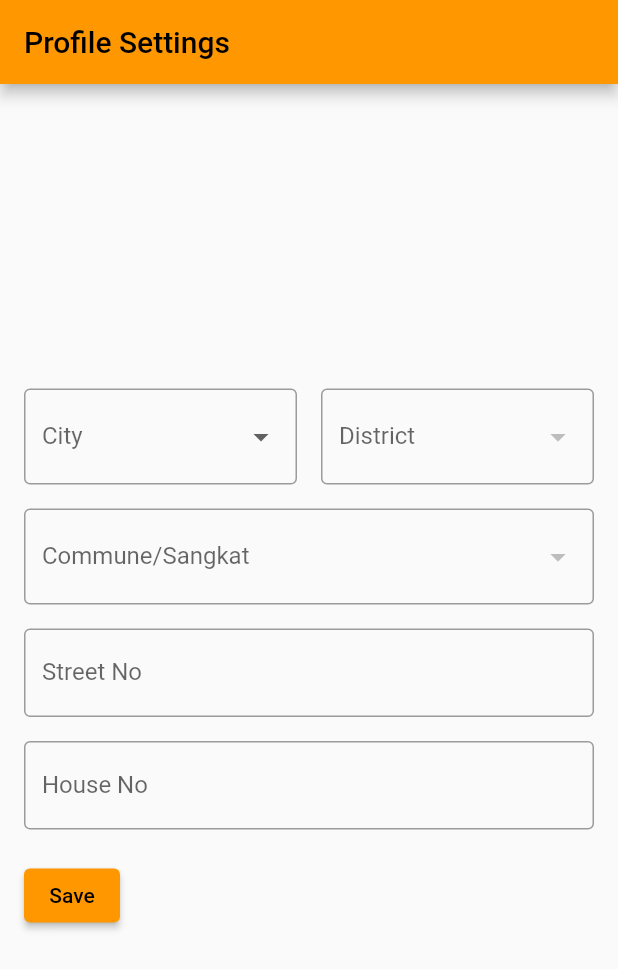
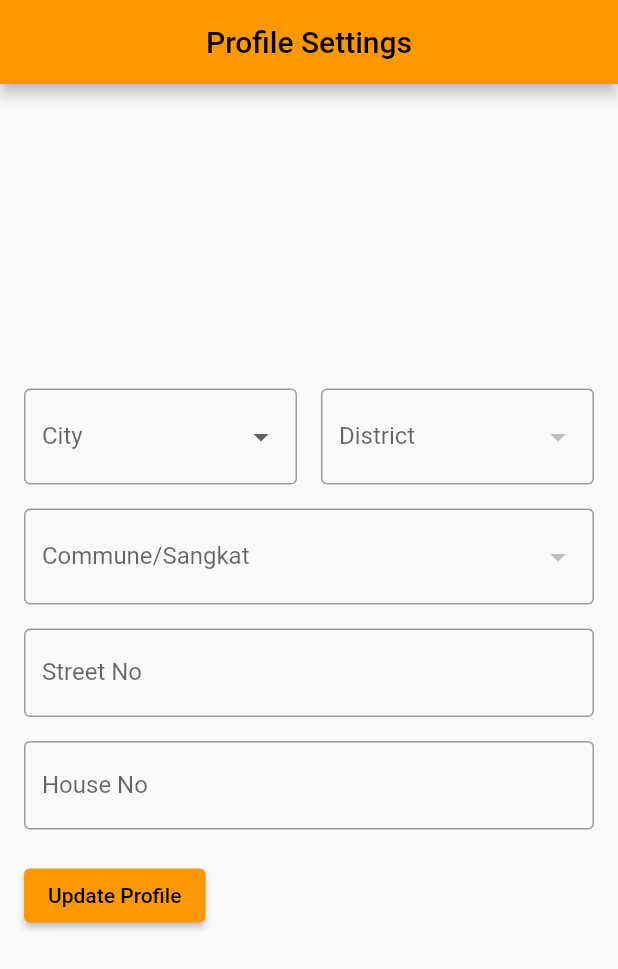
Before and after one commit to SuosSeyha/test_library, a Flutter app: the screen it shows after launch, on a phone screen of 412 x 824 dp. Shown: the top 969 px of the screen. Run offline on Flutter 3.47's test engine with Material 2 defaults, Android fonts, the phone set to English and light mode, and no system bars; our stand-ins replace country_picker, dropdown_button2.

Commit message:
Edit buttom name

```diff
--- a/lib/main.dart
+++ b/lib/main.dart
@@ -18,6 +18,7 @@ class MyApp extends StatelessWidget {
         theme: ThemeData(
           primarySwatch: Colors.orange,
         ),
+        debugShowCheckedModeBanner: false,
         home: ProfileSettingsPage());
   }
 }
--- a/lib/settingpage.dart
+++ b/lib/settingpage.dart
@@ -44,6 +44,7 @@ class _ProfileSettingsPageState extends State<ProfileSettingsPage> {
   Widget build(BuildContext context) {
     return Scaffold(
       appBar: AppBar(
+        centerTitle: true,
         title: const Text('Profile Settings'),
       ),
       body: Padding(
@@ -174,7 +175,7 @@ class _ProfileSettingsPageState extends State<ProfileSettingsPage> {
                   );
                 }
               },
-              child: const Text('Save'),
+              child: const Text('Update Profile'),
             ),
           ],
         ),
```
